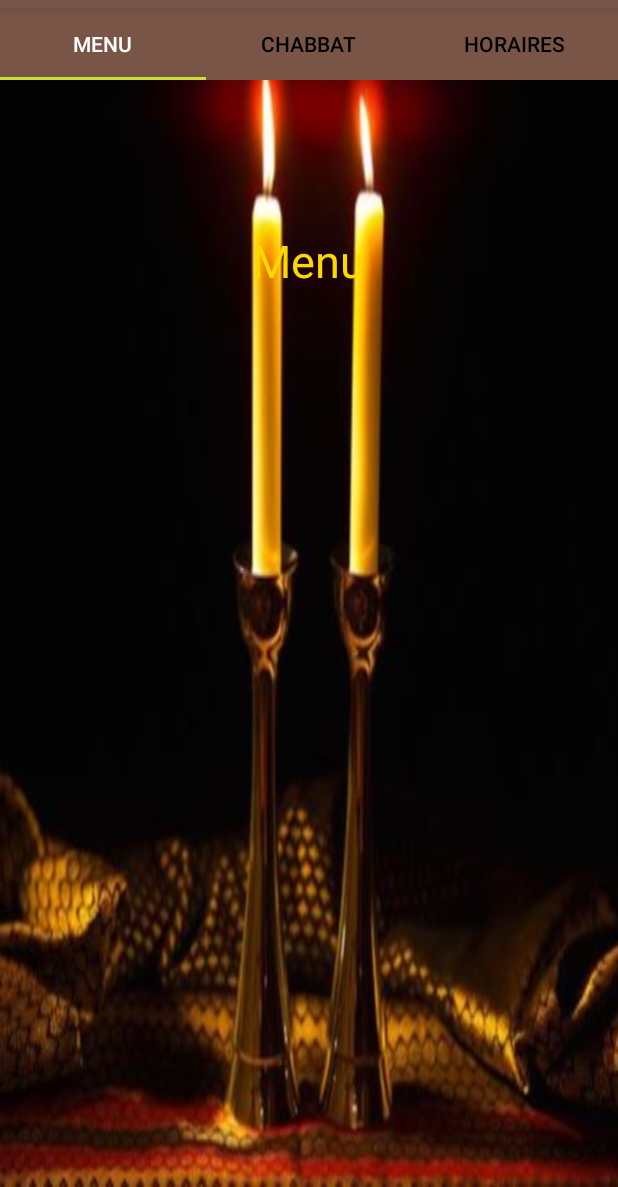
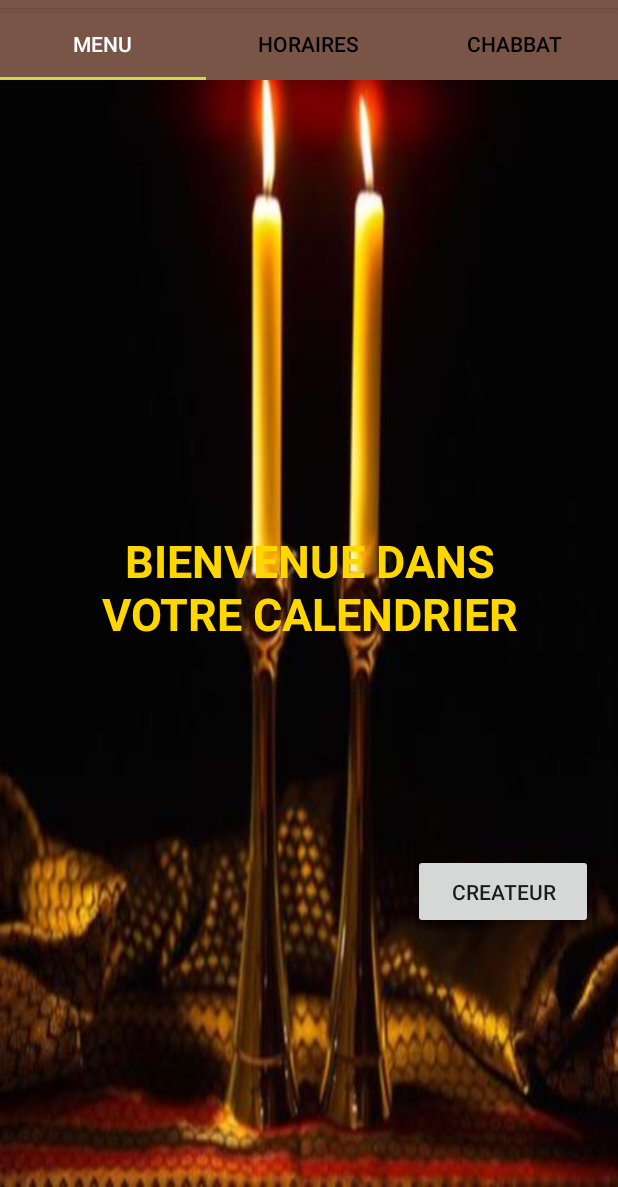
Before and after one commit to danielgrably/Projet_Mobile_4A, an Android app: the screen it shows after launch (MainActivity), on a phone screen of 412 x 824 dp, the part 49-1236 px from its top. Run offline under Robolectric (Android 15) with nearby library versions, the phone set to English and light mode, and no system bars.

Commit message:
Affichage du fragment menu + toast

```diff
--- a/app/src/main/java/com/example/projet_mobile_4a/View/MenuFragment.java
+++ b/app/src/main/java/com/example/projet_mobile_4a/View/MenuFragment.java
@@ -6,6 +6,8 @@ import android.support.v4.app.Fragment;
 import android.view.LayoutInflater;
 import android.view.View;
 import android.view.ViewGroup;
+import android.widget.Button;
+import android.widget.Toast;
 
 import com.example.projet_mobile_4a.R;
 
@@ -33,6 +35,11 @@ public class MenuFragment extends Fragment {
 
     public MenuFragment() {
         // Required empty public constructor
+    }
+
+    public void createur(View view){
+        Toast mon_nom = Toast.makeText(getActivity(), "Daniel Elgrably",Toast.LENGTH_SHORT);
+        mon_nom.show();
     }
 
     /**
@@ -67,7 +74,16 @@ public class MenuFragment extends Fragment {
                              Bundle savedInstanceState) {
         // Inflate the layout for this fragment
         setHasOptionsMenu(true);
-        return inflater.inflate(R.layout.fragment_menu, container, false);
+        View view = inflater.inflate(R.layout.fragment_menu, container, false);
+        Button button = (Button) view.findViewById(R.id.createur_button);
+        button.setOnClickListener(new View.OnClickListener() {
+            @Override
+            public void onClick(View view) {
+                    Toast mon_nom = Toast.makeText(getActivity(), "Daniel Elgrably",Toast.LENGTH_SHORT);
+                    mon_nom.show();
+            }
+        });
+        return view;
     }
 
  /*   @Override
--- a/app/src/main/res/layout/activity_main.xml
+++ b/app/src/main/res/layout/activity_main.xml
@@ -52,17 +52,16 @@
             android:text="@string/menu" />
 
         <android.support.design.widget.TabItem
-            android:id="@+id/tabChabbat"
-            android:layout_width="wrap_content"
-            android:layout_height="wrap_content"
-            android:text="@string/chabat" />
-
-        <android.support.design.widget.TabItem
             android:id="@+id/tabHoraires"
             android:layout_width="wrap_content"
             android:layout_height="wrap_content"
             android:text="@string/horaires" />
 
+        <android.support.design.widget.TabItem
+            android:id="@+id/tabChabbat"
+            android:layout_width="wrap_content"
+            android:layout_height="wrap_content"
+            android:text="@string/chabat" />
     </android.support.design.widget.TabLayout>
 
     <android.support.v4.view.ViewPager
--- a/app/src/main/res/layout/fragment_menu.xml
+++ b/app/src/main/res/layout/fragment_menu.xml
@@ -1,37 +1,55 @@
 <?xml version="1.0" encoding="utf-8"?>
 <LinearLayout xmlns:android="http://schemas.android.com/apk/res/android"
+    xmlns:app="http://schemas.android.com/apk/res-auto"
     xmlns:tools="http://schemas.android.com/tools"
     android:layout_width="match_parent"
     android:layout_height="match_parent"
-    xmlns:app="http://schemas.android.com/apk/res-auto"
-    tools:context=".View.MenuFragment"
-    android:orientation="vertical">
+    android:orientation="vertical"
+    tools:context=".View.MenuFragment">
 
     <TextView
-        android:layout_width="wrap_content"
+        android:id="@+id/textView"
+        android:layout_width="match_parent"
         android:layout_height="wrap_content"
-        android:layout_gravity="center_vertical|center_horizontal"
-        android:layout_marginTop="100dp"
-        android:text="@string/menu"
+        android:layout_marginStart="50dp"
+        android:layout_marginLeft="50dp"
+        android:layout_marginTop="300dp"
+        android:layout_marginEnd="50dp"
+        android:layout_marginRight="50dp"
+
+        android:text="@string/bienvenue_dans_votre_calendrier"
+        android:textAlignment="center"
+        android:textColor="@color/or"
         android:textSize="30sp"
-        android:textColor="@color/or"/>
+        android:textStyle="bold"
+        app:layout_constraintBottom_toBottomOf="parent"
+        app:layout_constraintHorizontal_bias="0.0"
+        app:layout_constraintLeft_toLeftOf="parent"
+        app:layout_constraintRight_toRightOf="parent"
+        app:layout_constraintTop_toTopOf="parent"
+        app:layout_constraintVertical_bias="0.003" />
 
     <Button
         android:id="@+id/createur_button"
-        android:layout_width="120dp"
-        android:layout_height="40dp"
-        android:layout_marginStart="280dp"
-        android:layout_marginTop="660dp"
-        android:layout_marginEnd="8dp"
+        android:layout_marginStart="275dp"
+        android:layout_marginTop="140dp"
+        android:layout_marginEnd="20dp"
         android:layout_marginBottom="8dp"
         android:onClick="createur"
         android:text="@string/cr_ateur"
+        android:layout_width="120dp"
+        android:layout_height="50dp"
+
         app:layout_constraintBottom_toBottomOf="parent"
         app:layout_constraintEnd_toEndOf="parent"
         app:layout_constraintHorizontal_bias="1.0"
         app:layout_constraintStart_toStartOf="parent"
         app:layout_constraintTop_toBottomOf="@+id/textView"
         app:layout_constraintVertical_bias="1.0"
-        tools:ignore="MissingConstraints,OnClick" />
+        tools:ignore="MissingConstraints,OnClick"
+        />
+
+
+
 
 </LinearLayout>
```
Also changed, not shown: app/src/main/java/com/example/projet_mobile_4a/View/MainActivity.java (+7 -7 lines).
